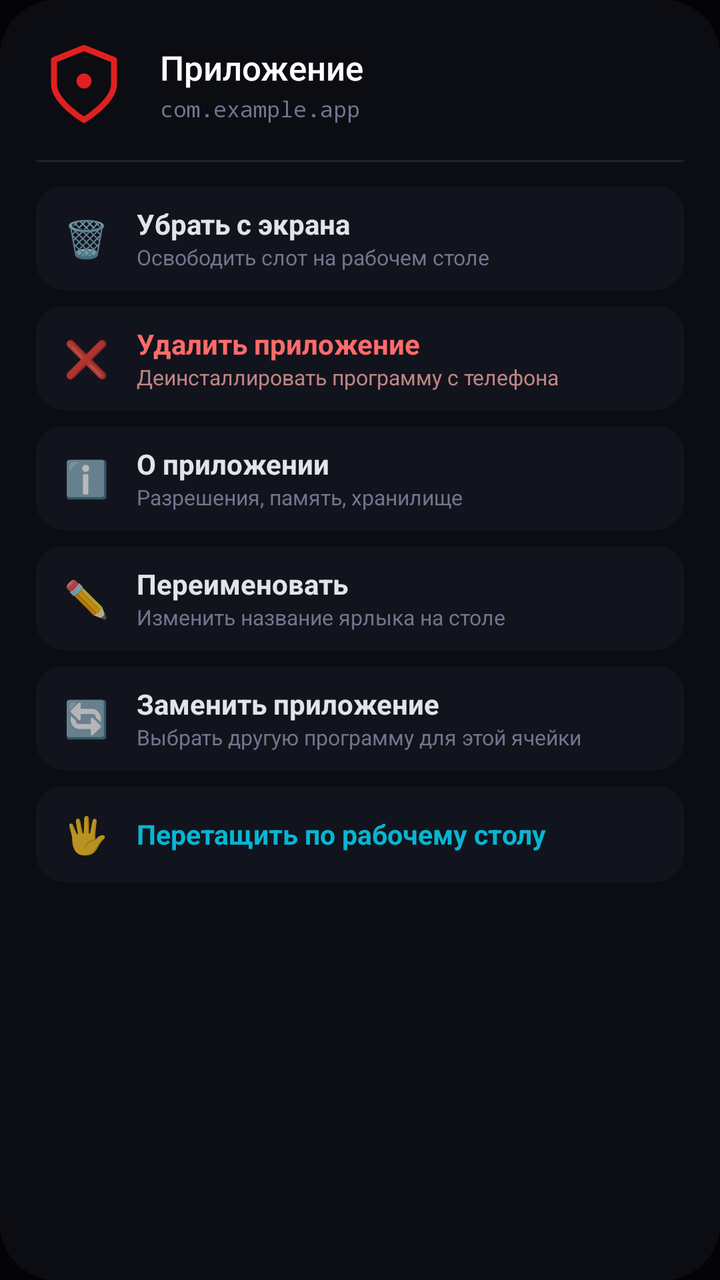
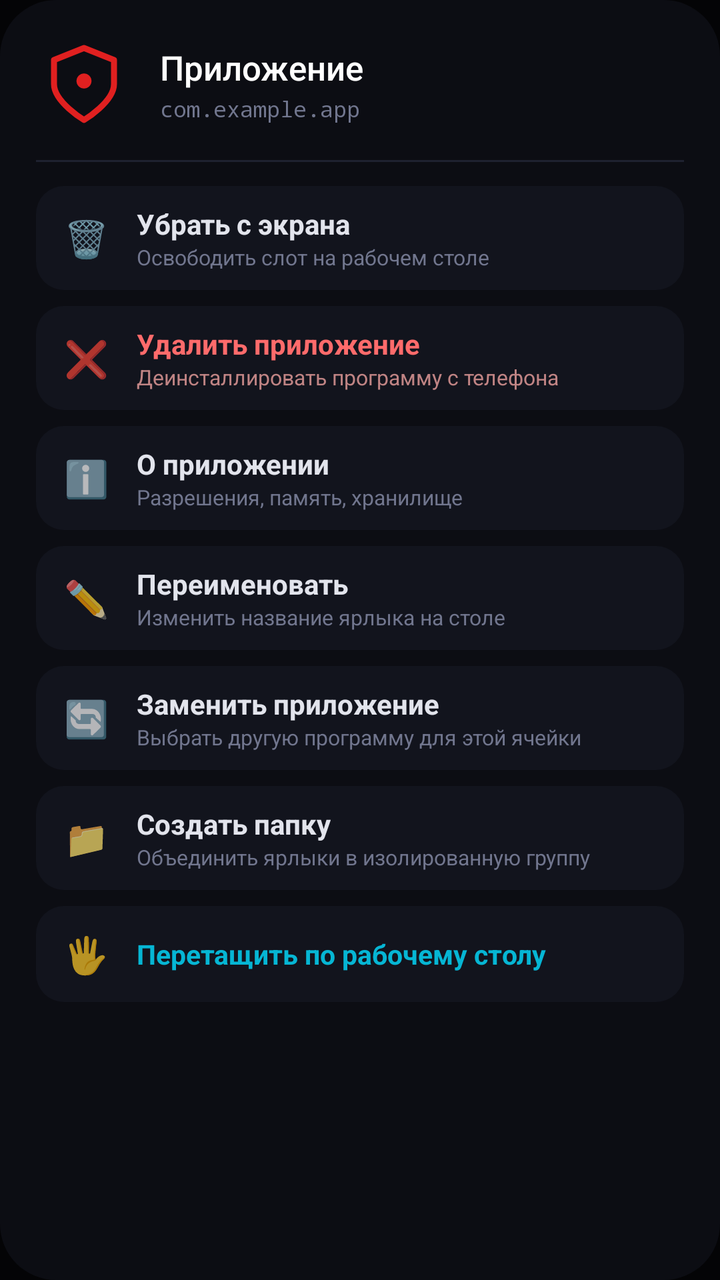

Compare the two renders of this Android layout. The source of the first and the diff that turns it into the second are given below.
<!-- AndroidManifest.xml: application theme Theme.UVOS -->
<!-- res/layout/dialog_app_quick_actions.xml -->
<?xml version="1.0" encoding="utf-8"?>
<LinearLayout xmlns:android="http://schemas.android.com/apk/res/android"
    android:layout_width="match_parent"
    android:layout_height="wrap_content"
    android:orientation="vertical"
    android:background="@drawable/bg_dialog_card"
    android:padding="18dp">

    
    <LinearLayout
        android:layout_width="match_parent"
        android:layout_height="wrap_content"
        android:orientation="horizontal"
        android:gravity="center_vertical"
        android:paddingBottom="14dp">

        <ImageView
            android:id="@+id/dialog_app_icon"
            android:layout_width="48dp"
            android:layout_height="48dp"
            android:scaleType="fitCenter"
            android:src="@drawable/ic_sys_shield" />

        <LinearLayout
            android:layout_width="0dp"
            android:layout_height="wrap_content"
            android:layout_weight="1"
            android:orientation="vertical"
            android:paddingStart="14dp"
            android:paddingEnd="4dp">

            <TextView
                android:id="@+id/dialog_app_title"
                android:layout_width="wrap_content"
                android:layout_height="wrap_content"
                android:text="Приложение"
                android:textColor="#FFFFFF"
                android:textSize="17sp"
                android:fontFamily="sans-serif-medium" />

            <TextView
                android:id="@+id/dialog_app_subtitle"
                android:layout_width="wrap_content"
                android:layout_height="wrap_content"
                android:layout_marginTop="2dp"
                android:text="com.example.app"
                android:textColor="@color/uvos_text_dim"
                android:textSize="11sp"
                android:fontFamily="monospace"
                android:maxLines="1"
                android:ellipsize="middle" />
        </LinearLayout>
    </LinearLayout>

    <View
        android:layout_width="match_parent"
        android:layout_height="1dp"
        android:background="@color/uvos_divider"
        android:layout_marginBottom="12dp" />

    

    
    <LinearLayout
        android:id="@+id/action_remove_from_screen"
        android:layout_width="match_parent"
        android:layout_height="52dp"
        android:layout_marginBottom="8dp"
        android:background="@drawable/bg_quick_actions_item"
        android:orientation="horizontal"
        android:gravity="center_vertical"
        android:paddingStart="14dp"
        android:paddingEnd="14dp"
        android:clickable="true"
        android:focusable="true">

        <TextView
            android:layout_width="wrap_content"
            android:layout_height="wrap_content"
            android:text="🗑️"
            android:textSize="18sp" />

        <LinearLayout
            android:layout_width="0dp"
            android:layout_height="wrap_content"
            android:layout_weight="1"
            android:orientation="vertical"
            android:paddingStart="14dp">

            <TextView
                android:layout_width="wrap_content"
                android:layout_height="wrap_content"
                android:text="Убрать с экрана"
                android:textColor="@color/uvos_text"
                android:textSize="14sp"
                android:textStyle="bold" />

            <TextView
                android:layout_width="wrap_content"
                android:layout_height="wrap_content"
                android:text="Освободить слот на рабочем столе"
                android:textColor="@color/uvos_text_dim"
                android:textSize="10.5sp" />
        </LinearLayout>
    </LinearLayout>

    
    <LinearLayout
        android:id="@+id/action_uninstall_app"
        android:layout_width="match_parent"
        android:layout_height="52dp"
        android:layout_marginBottom="8dp"
        android:background="@drawable/bg_quick_actions_item"
        android:orientation="horizontal"
        android:gravity="center_vertical"
        android:paddingStart="14dp"
        android:paddingEnd="14dp"
        android:clickable="true"
        android:focusable="true">

        <TextView
            android:layout_width="wrap_content"
            android:layout_height="wrap_content"
            android:text="❌"
            android:textSize="18sp" />

        <LinearLayout
            android:layout_width="0dp"
            android:layout_height="wrap_content"
            android:layout_weight="1"
            android:orientation="vertical"
            android:paddingStart="14dp">

            <TextView
                android:layout_width="wrap_content"
                android:layout_height="wrap_content"
                android:text="Удалить приложение"
                android:textColor="#FF6B6B"
                android:textSize="14sp"
                android:textStyle="bold" />

            <TextView
                android:layout_width="wrap_content"
                android:layout_height="wrap_content"
                android:text="Деинсталлировать программу с телефона"
                android:textColor="#C08484"
                android:textSize="10.5sp" />
        </LinearLayout>
    </LinearLayout>

    
    <LinearLayout
        android:id="@+id/action_app_info"
        android:layout_width="match_parent"
        android:layout_height="52dp"
        android:layout_marginBottom="8dp"
        android:background="@drawable/bg_quick_actions_item"
        android:orientation="horizontal"
        android:gravity="center_vertical"
        android:paddingStart="14dp"
        android:paddingEnd="14dp"
        android:clickable="true"
        android:focusable="true">

        <TextView
            android:layout_width="wrap_content"
            android:layout_height="wrap_content"
            android:text="ℹ️"
            android:textSize="18sp" />

        <LinearLayout
            android:layout_width="0dp"
            android:layout_height="wrap_content"
            android:layout_weight="1"
            android:orientation="vertical"
            android:paddingStart="14dp">

            <TextView
                android:layout_width="wrap_content"
                android:layout_height="wrap_content"
                android:text="О приложении"
                android:textColor="@color/uvos_text"
                android:textSize="14sp"
                android:textStyle="bold" />

            <TextView
                android:layout_width="wrap_content"
                android:layout_height="wrap_content"
                android:text="Разрешения, память, хранилище"
                android:textColor="@color/uvos_text_dim"
                android:textSize="10.5sp" />
        </LinearLayout>
    </LinearLayout>

    
    <LinearLayout
        android:id="@+id/action_rename_slot"
        android:layout_width="match_parent"
        android:layout_height="52dp"
        android:layout_marginBottom="8dp"
        android:background="@drawable/bg_quick_actions_item"
        android:orientation="horizontal"
        android:gravity="center_vertical"
        android:paddingStart="14dp"
        android:paddingEnd="14dp"
        android:clickable="true"
        android:focusable="true">

        <TextView
            android:layout_width="wrap_content"
            android:layout_height="wrap_content"
            android:text="✏️"
            android:textSize="18sp" />

        <LinearLayout
            android:layout_width="0dp"
            android:layout_height="wrap_content"
            android:layout_weight="1"
            android:orientation="vertical"
            android:paddingStart="14dp">

            <TextView
                android:layout_width="wrap_content"
                android:layout_height="wrap_content"
                android:text="Переименовать"
                android:textColor="@color/uvos_text"
                android:textSize="14sp"
                android:textStyle="bold" />

            <TextView
                android:layout_width="wrap_content"
                android:layout_height="wrap_content"
                android:text="Изменить название ярлыка на столе"
                android:textColor="@color/uvos_text_dim"
                android:textSize="10.5sp" />
        </LinearLayout>
    </LinearLayout>

    
    <LinearLayout
        android:id="@+id/action_replace_app"
        android:layout_width="match_parent"
        android:layout_height="52dp"
        android:layout_marginBottom="8dp"
        android:background="@drawable/bg_quick_actions_item"
        android:orientation="horizontal"
        android:gravity="center_vertical"
        android:paddingStart="14dp"
        android:paddingEnd="14dp"
        android:clickable="true"
        android:focusable="true">

        <TextView
            android:layout_width="wrap_content"
            android:layout_height="wrap_content"
            android:text="🔄"
            android:textSize="18sp" />

        <LinearLayout
            android:layout_width="0dp"
            android:layout_height="wrap_content"
            android:layout_weight="1"
            android:orientation="vertical"
            android:paddingStart="14dp">

            <TextView
                android:layout_width="wrap_content"
                android:layout_height="wrap_content"
                android:text="Заменить приложение"
                android:textColor="@color/uvos_text"
                android:textSize="14sp"
                android:textStyle="bold" />

            <TextView
                android:layout_width="wrap_content"
                android:layout_height="wrap_content"
                android:text="Выбрать другую программу для этой ячейки"
                android:textColor="@color/uvos_text_dim"
                android:textSize="10.5sp" />
        </LinearLayout>
    </LinearLayout>

    
    <LinearLayout
        android:id="@+id/action_start_drag"
        android:layout_width="match_parent"
        android:layout_height="48dp"
        android:background="@drawable/bg_quick_actions_item"
        android:orientation="horizontal"
        android:gravity="center_vertical"
        android:paddingStart="14dp"
        android:paddingEnd="14dp"
        android:clickable="true"
        android:focusable="true">

        <TextView
            android:layout_width="wrap_content"
            android:layout_height="wrap_content"
            android:text="🖐️"
            android:textSize="18sp" />

        <TextView
            android:layout_width="wrap_content"
            android:layout_height="wrap_content"
            android:layout_marginStart="14dp"
            android:text="Перетащить по рабочему столу"
            android:textColor="@color/uvos_cyan"
            android:textSize="13.5sp"
            android:textStyle="bold" />
    </LinearLayout>

</LinearLayout>
<!-- resources referenced by this layout -->
<resources>
  <color name="uvos_cyan">#06B6D4</color>
  <color name="uvos_divider">#1F2230</color>
  <color name="uvos_text">#E2E4EC</color>
  <color name="uvos_text_dim">#71768E</color>
  <!-- drawable bg_dialog_card (drawable) -->
  <?xml version="1.0" encoding="utf-8"?>
  <shape xmlns:android="http://schemas.android.com/apk/res/android"
      android:shape="rectangle">
      <solid android:color="@color/uvos_tile" />
      <corners android:radius="28dp" />
  </shape>
  <!-- drawable bg_quick_actions_item (drawable) -->
  <?xml version="1.0" encoding="utf-8"?>
  <selector xmlns:android="http://schemas.android.com/apk/res/android">
      <item android:state_pressed="true">
          <shape android:shape="rectangle">
              <solid android:color="#202434" />
              <corners android:radius="14dp" />
          </shape>
      </item>
      <item>
          <shape android:shape="rectangle">
              <solid android:color="#12141D" />
              <corners android:radius="14dp" />
          </shape>
      </item>
  </selector>
  <!-- drawable ic_sys_shield (drawable) -->
  <vector xmlns:android="http://schemas.android.com/apk/res/android"
      android:width="28dp"
      android:height="28dp"
      android:viewportWidth="32"
      android:viewportHeight="32">
      
      <path
          android:pathData="M16,4l10,4v8c0,6 -10,12 -10,12S6,22 6,16V8z"
          android:strokeWidth="2"
          android:strokeColor="#E02020"
          android:strokeLineJoin="round" />
      <path
          android:pathData="M16,15m-2.5,0a2.5,2.5 0 1,1 5,0a2.5,2.5 0 1,1 -5,0"
          android:fillColor="#E02020" />
  </vector>
  <style name="Theme.UVOS" parent="android:Theme.Material.NoActionBar">
          <item name="android:windowBackground">@color/uvos_background</item>
          <item name="android:statusBarColor">@color/uvos_background</item>
          <item name="android:navigationBarColor">@color/uvos_background</item>
      </style>
  <color name="uvos_tile">#0C0D13</color>
  <color name="uvos_background">#040406</color>
</resources>

<!-- the commit's change to res/layout/dialog_app_quick_actions.xml (unified diff, before → after) -->
@@ -282,6 +282,50 @@
 
     
     <LinearLayout
+        android:id="@+id/action_create_folder"
+        android:layout_width="match_parent"
+        android:layout_height="52dp"
+        android:layout_marginBottom="8dp"
+        android:background="@drawable/bg_quick_actions_item"
+        android:orientation="horizontal"
+        android:gravity="center_vertical"
+        android:paddingStart="14dp"
+        android:paddingEnd="14dp"
+        android:clickable="true"
+        android:focusable="true">
+
+        <TextView
+            android:layout_width="wrap_content"
+            android:layout_height="wrap_content"
+            android:text="📁"
+            android:textSize="18sp" />
+
+        <LinearLayout
+            android:layout_width="0dp"
+            android:layout_height="wrap_content"
+            android:layout_weight="1"
+            android:orientation="vertical"
+            android:paddingStart="14dp">
+
+            <TextView
+                android:layout_width="wrap_content"
+                android:layout_height="wrap_content"
+                android:text="Создать папку"
+                android:textColor="@color/uvos_text"
+                android:textSize="14sp"
+                android:textStyle="bold" />
+
+            <TextView
+                android:layout_width="wrap_content"
+                android:layout_height="wrap_content"
+                android:text="Объединить ярлыки в изолированную группу"
+                android:textColor="@color/uvos_text_dim"
+                android:textSize="10.5sp" />
+        </LinearLayout>
+    </LinearLayout>
+
+    
+    <LinearLayout
         android:id="@+id/action_start_drag"
         android:layout_width="match_parent"
         android:layout_height="48dp"
